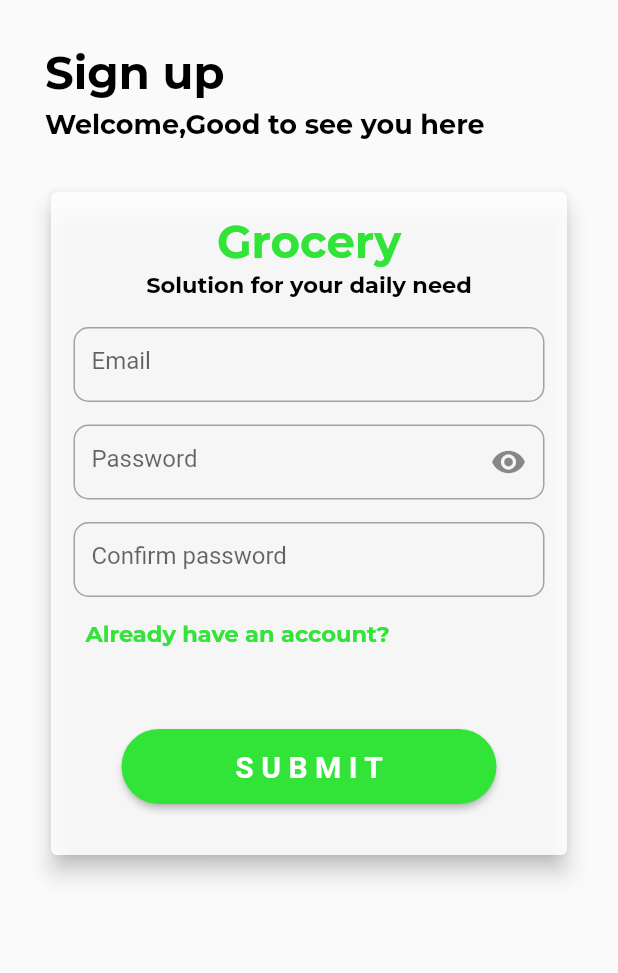
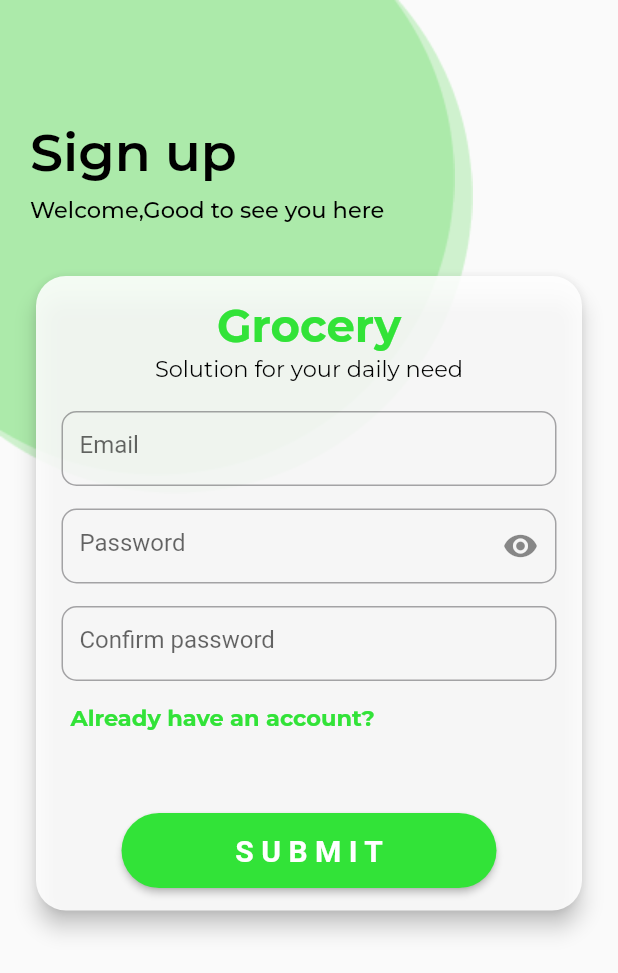
Before and after one commit to virali3705/Grocery, a Flutter app: the RegisterScreen screen opened directly, on a phone screen of 412 x 824 dp. Shown: the top 973 px of the screen. Run offline on Flutter 3.47's test engine with Material 3 defaults, Android fonts, the phone set to English and light mode, and no system bars; our stand-ins replace google_fonts.

Commit message:
2 Screens UI are ready !!

```diff
--- a/lib/Register screen.dart
+++ b/lib/Register screen.dart
@@ -6,49 +6,47 @@ class RegisterScreen extends StatelessWidget {
 
   @override
   Widget build(BuildContext context) {
-    return Scaffold(
-      body: Center(
-        child: Padding(
-          padding: const EdgeInsets.all(30.0),
+    return  Scaffold(
+     // resizeToAvoidBottomInset: true,
+      body: SafeArea(
+        child: SingleChildScrollView(
           child: Column(
-            mainAxisAlignment: MainAxisAlignment.start,
             children: [
-              Align(
-                alignment: Alignment.centerLeft,
-                child: Text(
+              Stack(
+                children: [
+                  Image(image: AssetImage("assets/Ellipse2.png")),
+                  Image(image: AssetImage("assets/Ellipse3.png")),
+                  Padding(
+                    padding: EdgeInsets.symmetric(horizontal:20.0 ,vertical:80.0 ),
+                    child:  Text(
                     "Sign up",
                     style: GoogleFonts.montserrat(
                       textStyle: const TextStyle(
-                      fontWeight: FontWeight.bold,
-                      fontSize: 30,
+                        fontWeight: FontWeight.w600,
+                        fontSize: 35,
                         color: Colors.black,
                       ),
                     ),
                   ),
                   ),
-              const SizedBox(
-                height: 5,
-              ),
-              Align(
-                alignment: Alignment.centerLeft,
-                child: Text(
+                  Padding(
+                    padding: EdgeInsets.symmetric(horizontal:20.0 ,vertical:130.0 ),
+                    child:  Text(
                     "Welcome,Good to see you here",
                     style: GoogleFonts.montserrat(
                       textStyle: const TextStyle(
-                      fontWeight: FontWeight.bold,
-                      fontSize: 18,
+                        fontWeight: FontWeight.w500,
+                        fontSize: 15,
                         color: Colors.black,
                       ),
                     ),
                   ),
                   ),
-              const SizedBox(
-                height: 30,
-              ),
-              SizedBox(
-                height: 450,
-                width: 380,
-                child: Card(
+                  Spacer(),
+                  Padding(
+                    padding: EdgeInsets.symmetric(horizontal:20.0 ,vertical:180.0 ),
+                    child:  Card(
+                      shape: RoundedRectangleBorder(borderRadius: BorderRadius.circular(20)),
                     elevation: 6,
                     color: const Color.fromARGB(223, 255, 255, 255),
                     child: Padding(
@@ -70,7 +68,7 @@ class RegisterScreen extends StatelessWidget {
                             style: GoogleFonts.montserrat(
                               textStyle: const TextStyle(
                                 fontSize: 15,
-                              fontWeight: FontWeight.bold,
+                                fontWeight: FontWeight.w400,
                                 color: Colors.black,
                               ),
                             ),
@@ -164,11 +162,14 @@ class RegisterScreen extends StatelessWidget {
                       ),
                     ),
                   ),
+                  ),
+
+                ],
               )
             ],
           ),
         ),
-      ),
+        )
     );
   }
 }
--- a/lib/main.dart
+++ b/lib/main.dart
@@ -1,5 +1,6 @@
 import 'package:flutter/material.dart';
-import 'package:grocery_app/splash%20screen.dart';
+import 'package:grocery_app/Loginscreen.dart';
+import 'package:grocery_app/Register%20screen.dart';
 
 void main() {
   runApp(const FlutterApp());
@@ -17,7 +18,7 @@ class FlutterApp extends StatelessWidget {
         colorScheme: ColorScheme.fromSeed(seedColor: Colors.deepPurple),
         useMaterial3: false,
       ),
-      home: SplashScreen(),
+      home: LoginScreen(),
     );
   }
 }
```
Also changed, not shown: lib/Loginscreen.dart (+37 -37 lines), lib/homescreenpart2.dart (added, +16 -0 lines), lib/splashscreen.dart (renamed from lib/splash screen.dart, +6 -1 lines), assets/Ellipse2.png (added), assets/Ellipse3.png (added). Lines whose indentation alone changed are shown as unchanged.
